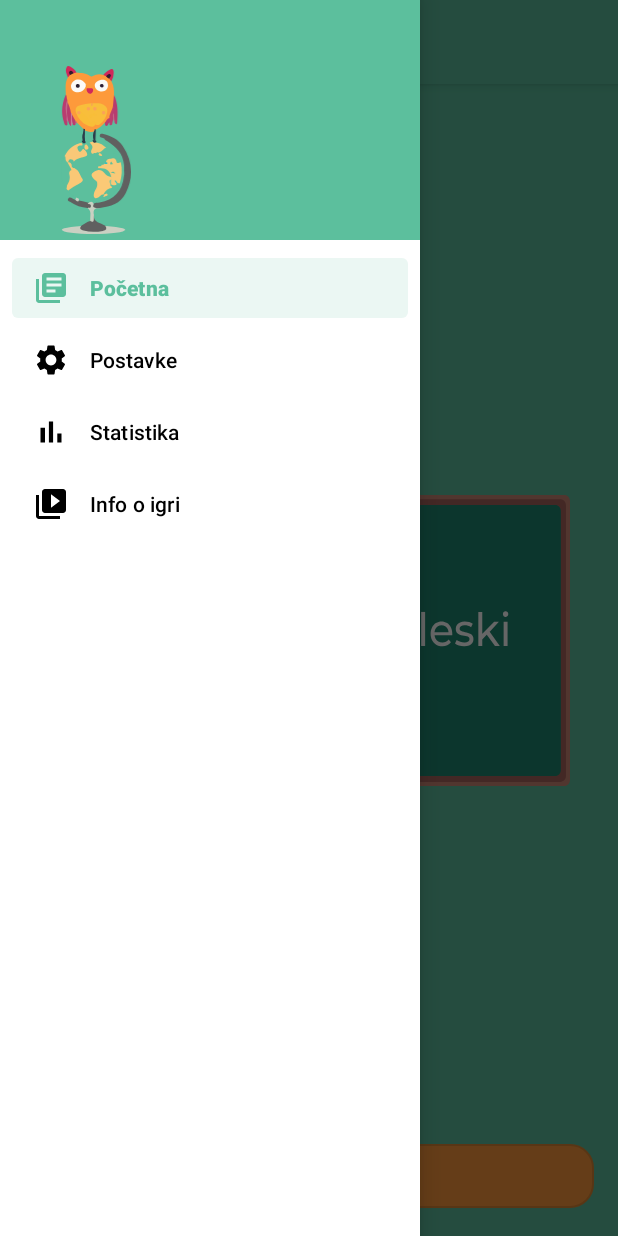
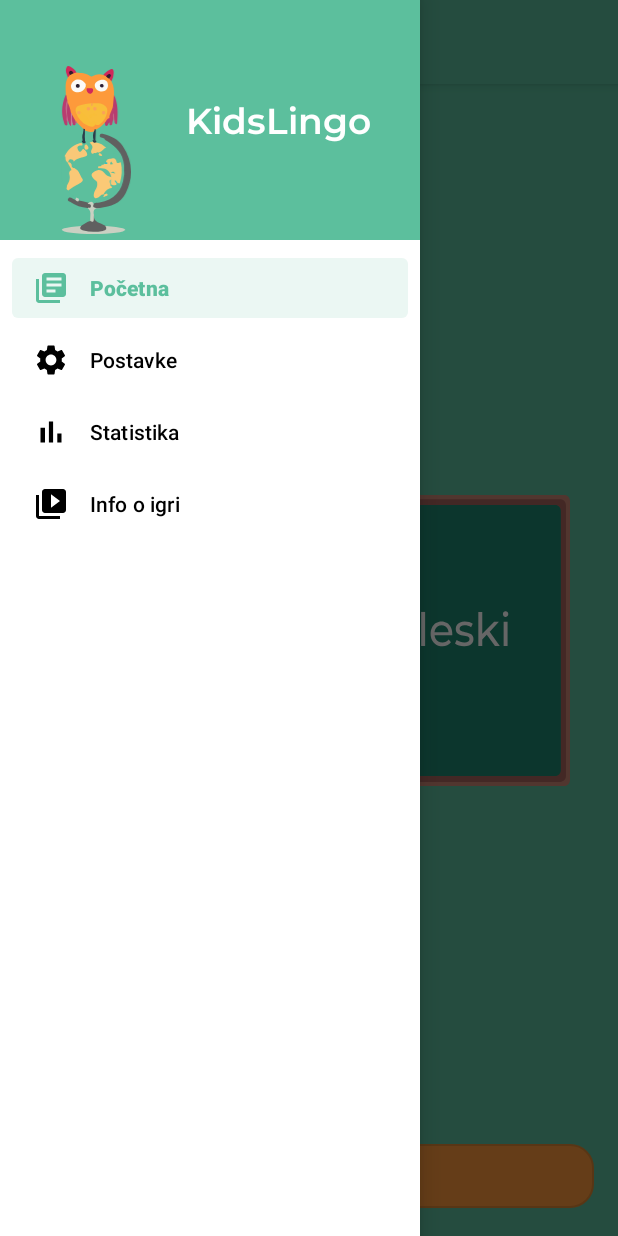
Before and after one commit to mdulibic/KidsLingo, an Android app built with Jetpack Compose: the MainActivity screen opened directly, with no data from a screen before it, with the side drawer open, on a phone screen of 412 x 824 dp. Run offline under Robolectric (Android 15) with nearby library versions, the phone set to English and light mode, and no system bars; our stand-ins replace Dagger/Hilt's generated code, Timber, navigation-ui.

Commit message:
Setup nav header

```diff
--- a/app/src/main/res/layout/nav_header_main.xml
+++ b/app/src/main/res/layout/nav_header_main.xml
@@ -15,4 +15,15 @@
         android:src="@drawable/owl_vector"
         app:layout_constraintStart_toStartOf="parent"
         app:layout_constraintBottom_toBottomOf="parent" />
+
+    <TextView
+        android:layout_width="0dp"
+        android:layout_height="wrap_content"
+        android:text="@string/app_name"
+        android:textSize="24sp"
+        android:fontFamily="@font/montserrat_semibold"
+        android:textColor="@color/white"
+        app:layout_constraintStart_toEndOf="@id/imageView"
+        app:layout_constraintTop_toTopOf="parent"
+        app:layout_constraintBottom_toBottomOf="parent"/>
 </androidx.constraintlayout.widget.ConstraintLayout>
```
